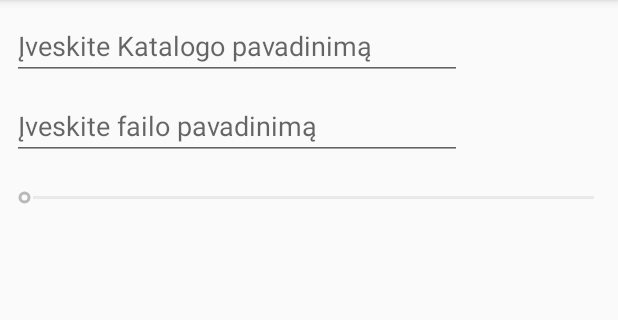
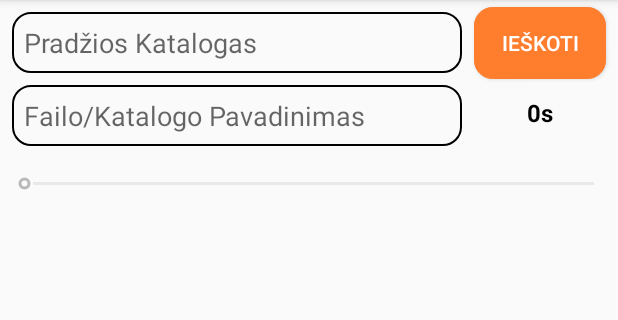
Before and after one commit to RytisRazmus/File-Path-Finder, an Android app: the screen it shows after launch (MainActivity), on a phone screen of 412 x 824 dp, the part 84-404 px from its top. Run offline under Robolectric (Android 15) with nearby library versions, the phone set to English and light mode, and no system bars.

Commit message:
added a timer and directory searching

```diff
--- a/app/src/main/java/com/razmus/daugiagijispirmas/Interface/ProgressNotifier.java
+++ b/app/src/main/java/com/razmus/daugiagijispirmas/Interface/ProgressNotifier.java
@@ -3,4 +3,5 @@ package com.razmus.daugiagijispirmas.Interface;
 public interface ProgressNotifier {
     void setCurrentProgress(int progressValue);
     void fileFound(String name);
+    void searchFinished();
 }
--- a/app/src/main/java/com/razmus/daugiagijispirmas/Model/SearchData.java
+++ b/app/src/main/java/com/razmus/daugiagijispirmas/Model/SearchData.java
@@ -1,5 +1,5 @@
 package com.razmus.daugiagijispirmas.Model;
-
+@SuppressWarnings("WeakerAccess")
 public class SearchData {
 
     public volatile int progress = 0;
--- a/app/src/main/java/com/razmus/daugiagijispirmas/Model/SearchHandler.java
+++ b/app/src/main/java/com/razmus/daugiagijispirmas/Model/SearchHandler.java
@@ -7,21 +7,21 @@ import com.razmus.daugiagijispirmas.Interface.Searcher;
 public class SearchHandler {
 
     private final SearchData search = new SearchData();
-    private FileFetcher mFileFetcher;
-    private ProgressObserver mProgressObserver;
+    private FileFinder fileFinder;
+    private ProgressObserver progressObserver;
     private Thread finderThread;
     private Thread progressThread;
 
     public SearchHandler(Searcher callback, ProgressNotifier progressNotifier) {
-        mFileFetcher = new FileFetcher(search, callback);
-        mProgressObserver = new ProgressObserver(search, progressNotifier);
+        fileFinder = new FileFinder(search, callback);
+        progressObserver = new ProgressObserver(search, progressNotifier);
     }
 
     public void search(String directoryName, String searchedName) {
         reset();
-        mFileFetcher.setSearchParameters(directoryName, searchedName);
-        finderThread = new Thread(mFileFetcher);
-        progressThread = new Thread(mProgressObserver);
+        fileFinder.setSearchParameters(directoryName, searchedName);
+        finderThread = new Thread(fileFinder);
+        progressThread = new Thread(progressObserver);
         finderThread.start();
         progressThread.start();
     }
@@ -31,8 +31,7 @@ public class SearchHandler {
             finderThread.interrupt();
             progressThread.interrupt();
         }
-        mFileFetcher.reset();
-        mProgressObserver.reset();
+        progressObserver.reset();
         search.reset();
     }
 
--- /dev/null
+++ b/app/src/main/res/drawable/button_idle.xml
@@ -0,0 +1,6 @@
+<?xml version="1.0" encoding="utf-8"?>
+<shape xmlns:android="http://schemas.android.com/apk/res/android" android:shape="rectangle">
+    <solid android:color="@color/orange" />
+    <stroke android:width=".09dp" android:color="@color/orange" />
+    <corners android:topLeftRadius="12dp" android:topRightRadius="12dp" android:bottomRightRadius="12dp" android:bottomLeftRadius="12dp"/>
+</shape>
--- /dev/null
+++ b/app/src/main/res/drawable/button_pressed.xml
@@ -0,0 +1,6 @@
+<?xml version="1.0" encoding="utf-8"?>
+<shape xmlns:android="http://schemas.android.com/apk/res/android" android:shape="rectangle">
+    <solid android:color="@color/black" />
+    <stroke android:width="2dp" android:color="@color/orange" />
+    <corners android:topLeftRadius="12dp" android:topRightRadius="12dp" android:bottomRightRadius="12dp" android:bottomLeftRadius="12dp"/>
+</shape>
--- /dev/null
+++ b/app/src/main/res/drawable/round_button.xml
@@ -0,0 +1,11 @@
+<?xml version="1.0" encoding="utf-8"?>
+<selector xmlns:android="http://schemas.android.com/apk/res/android">
+    <item
+        android:drawable="@drawable/button_pressed"
+        android:state_pressed="true"
+        />
+    <item
+        android:drawable="@drawable/button_idle"
+        android:state_focused="true" />
+    <item android:drawable="@drawable/button_idle" />
+</selector>
--- /dev/null
+++ b/app/src/main/res/drawable/rounded_edit_text.xml
@@ -0,0 +1,6 @@
+<?xml version="1.0" encoding="utf-8"?>
+<shape xmlns:android="http://schemas.android.com/apk/res/android" android:shape="rectangle">
+    <stroke android:width="1dp" android:color="@color/black" />
+
+    <corners android:topLeftRadius="12dp" android:topRightRadius="12dp" android:bottomRightRadius="12dp" android:bottomLeftRadius="12dp"/>
+</shape>
--- a/app/src/main/res/layout/activity_main.xml
+++ b/app/src/main/res/layout/activity_main.xml
@@ -4,17 +4,20 @@
     xmlns:tools="http://schemas.android.com/tools"
     android:layout_width="match_parent"
     android:layout_height="match_parent"
+
     tools:context=".MainActivity">
 
     <Button
         android:id="@+id/searchButton"
         android:layout_width="wrap_content"
         android:layout_height="wrap_content"
+        android:background="@drawable/round_button"
+        android:textColor="@color/white"
         android:layout_marginEnd="8dp"
         android:text="@string/serachButton"
         app:layout_constraintBottom_toBottomOf="@+id/dirSearchEditText"
         app:layout_constraintEnd_toEndOf="parent"
-        app:layout_constraintTop_toTopOf="@+id/fileSearchEditText" />
+        app:layout_constraintTop_toTopOf="@+id/dirSearchEditText" />
 
     <androidx.recyclerview.widget.RecyclerView
         android:id="@+id/serachrecycler"
@@ -29,9 +32,12 @@
         app:layout_constraintTop_toBottomOf="@+id/progresSeekBar" />
 
     <EditText
+        android:importantForAutofill="no"
         android:id="@+id/fileSearchEditText"
         android:layout_width="0dp"
         android:layout_height="wrap_content"
+        android:background="@drawable/rounded_edit_text"
+        android:padding="8dp"
         android:layout_marginTop="8dp"
         android:ems="10"
         android:hint="@string/searchFileName"
@@ -41,15 +47,18 @@
         app:layout_constraintTop_toBottomOf="@+id/dirSearchEditText" />
 
     <EditText
+        android:importantForAutofill="no"
         android:id="@+id/dirSearchEditText"
         android:layout_width="0dp"
+        android:background="@drawable/rounded_edit_text"
+        android:padding="8dp"
         android:layout_height="wrap_content"
         android:layout_marginStart="8dp"
         android:layout_marginTop="8dp"
         android:layout_marginEnd="8dp"
         android:ems="10"
+        android:hint="@string/searchDirName"
         android:inputType="textPersonName"
-        android:hint="@string/searchDirName"
         app:layout_constraintEnd_toStartOf="@+id/searchButton"
         app:layout_constraintStart_toStartOf="parent"
         app:layout_constraintTop_toTopOf="parent" />
@@ -62,4 +71,18 @@
         app:layout_constraintEnd_toEndOf="parent"
         app:layout_constraintStart_toStartOf="parent"
         app:layout_constraintTop_toBottomOf="@+id/fileSearchEditText" />
+
+    <TextView
+        android:id="@+id/timeTextView"
+        android:gravity="center"
+        android:textSize="16sp"
+        android:textStyle="bold"
+        android:layout_width="0dp"
+        android:textColor="@color/black"
+        android:layout_height="wrap_content"
+        android:text="@string/elapsedTime"
+        app:layout_constraintBottom_toBottomOf="@+id/fileSearchEditText"
+        app:layout_constraintEnd_toEndOf="@+id/searchButton"
+        app:layout_constraintStart_toStartOf="@+id/searchButton"
+        app:layout_constraintTop_toBottomOf="@+id/searchButton" />
 </androidx.constraintlayout.widget.ConstraintLayout>
--- a/app/src/main/res/layout/directory_item.xml
+++ b/app/src/main/res/layout/directory_item.xml
@@ -6,7 +6,9 @@
 
     <TextView
         android:id="@+id/direcotryTextView"
+        android:padding="4dp"
+        android:textColor="@color/black"
         android:layout_width="match_parent"
         android:layout_height="wrap_content"
-        android:text="TextView" />
+        android:text="@string/app_name" />
 </LinearLayout>
--- a/app/src/main/res/values/colors.xml
+++ b/app/src/main/res/values/colors.xml
@@ -3,4 +3,7 @@
     <color name="colorPrimary">#008577</color>
     <color name="colorPrimaryDark">#00574B</color>
     <color name="colorAccent">#D81B60</color>
+    <color name="black">#000000</color>
+    <color name="orange">#ff7e2e</color>
+    <color name="white">#FFFFFF</color>
 </resources>
--- a/app/src/main/res/values/strings.xml
+++ b/app/src/main/res/values/strings.xml
@@ -1,6 +1,7 @@
 <resources>
     <string name="app_name">Daugiagijis Pirmas</string>
     <string name="serachButton">Ieškoti</string>
-    <string name="searchFileName">Įveskite failo pavadinimą</string>
-    <string name="searchDirName">Įveskite Katalogo pavadinimą</string>
+    <string name="searchFileName">Failo/Katalogo Pavadinimas</string>
+    <string name="searchDirName">Pradžios Katalogas</string>
+    <string name="elapsedTime">0s</string>
 </resources>
```
Also changed, not shown: app/src/main/AndroidManifest.xml (+5 -3 lines), app/src/main/java/com/razmus/daugiagijispirmas/MainActivity.java (+105 -37 lines), app/src/main/java/com/razmus/daugiagijispirmas/Model/FileFetcher.java (deleted, +0 -92 lines), app/src/main/java/com/razmus/daugiagijispirmas/Model/FileFinder.java (added, +90 -0 lines), app/src/main/java/com/razmus/daugiagijispirmas/Model/ProgressObserver.java (+14 -6 lines).
